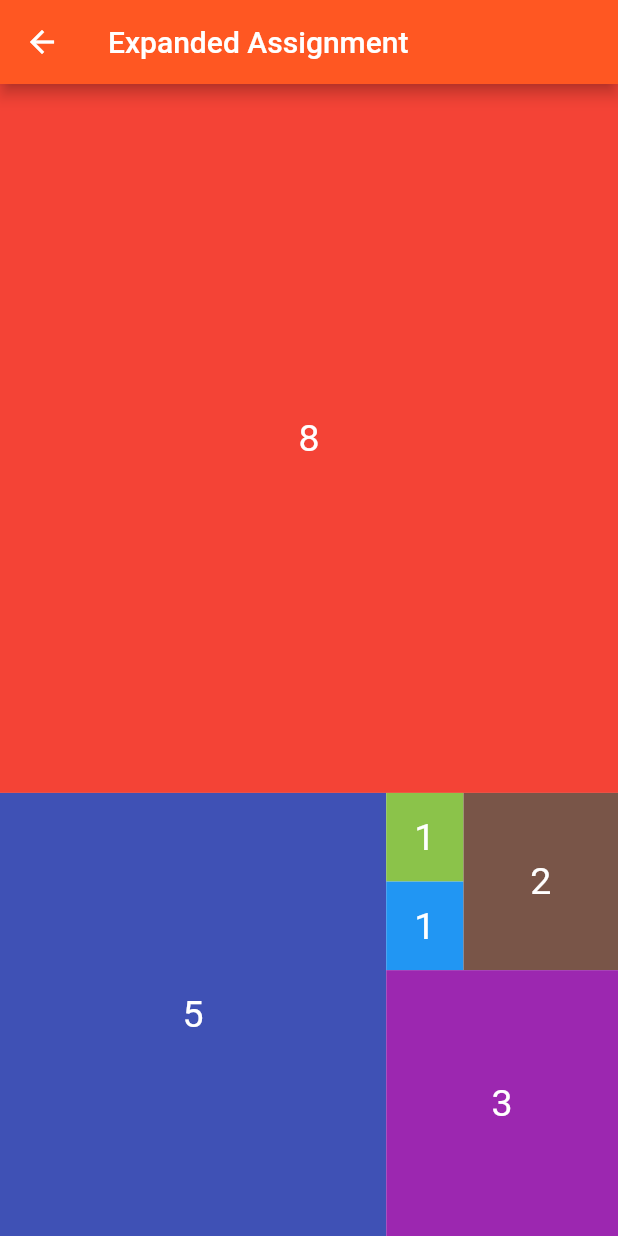
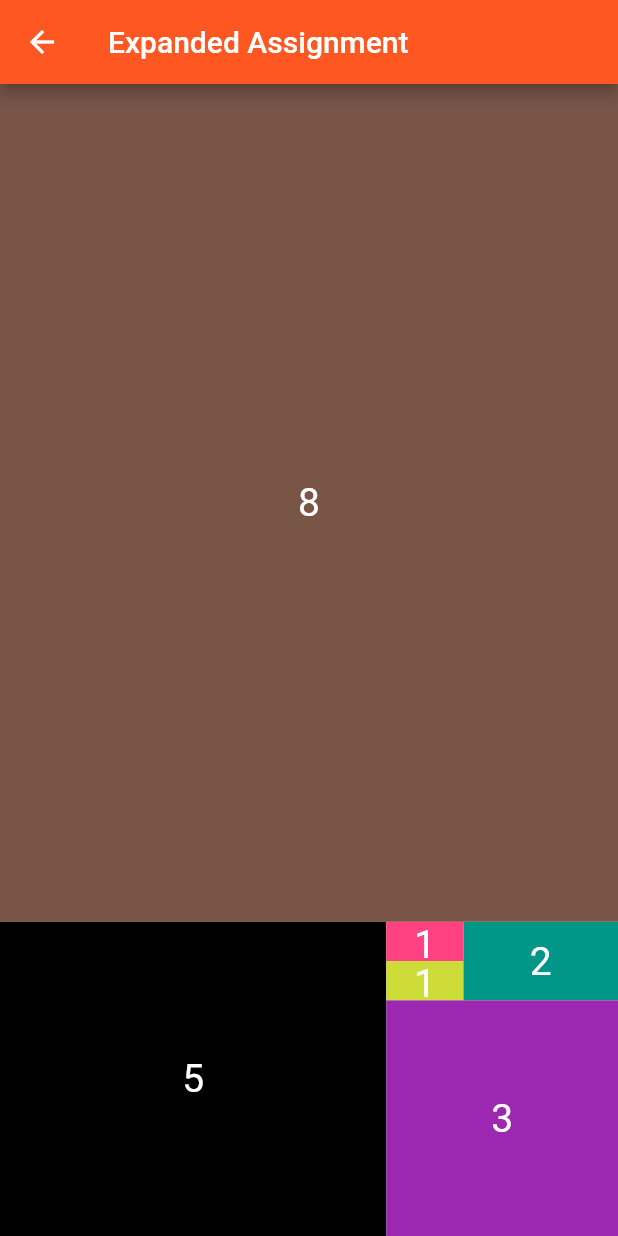
Before and after one commit to jobic10/flutter_again, a Flutter app: the ExpandedAssignment screen opened by its route, on a phone screen of 412 x 824 dp. Run offline on Flutter 3.47's test engine with Material 2 defaults, Android fonts, the phone set to English and light mode, and no system bars.

Commit message:
Tried it again from scratch

```diff
--- a/lib/app/day1/expanded2.dart
+++ b/lib/app/day1/expanded2.dart
@@ -1,4 +1,4 @@
-import 'package:flutter/material.dart';
+/*import 'package:flutter/material.dart';
 
 class ExpandedAssignment extends StatelessWidget {
   const ExpandedAssignment({Key? key}) : super(key: key);
@@ -13,7 +13,7 @@ class ExpandedAssignment extends StatelessWidget {
         children: [
           _buildBox(color: Colors.red, flex: 8),
           Expanded(
-            flex: 5,
+            flex: 4,
             child: Row(
               children: [
                 _buildBox(
@@ -72,3 +72,161 @@ Widget _buildBox({required Color color, required int flex}) {
     ),
   );
 }
+
+*
+import 'package:flutter/material.dart';
+
+class ExpandedAssignment extends StatelessWidget {
+  const ExpandedAssignment({Key? key}) : super(key: key);
+
+  @override
+  Widget build(BuildContext context) {
+    return Scaffold(
+      appBar: AppBar(
+        title: Text('Expanded Assignment'),
+      ),
+      body: Column(
+        children: [
+          _buildBox(
+            number: 8,
+            color: Colors.green,
+          ),
+          Expanded(
+            flex: 5,
+            child: Row(
+              children: [
+                _buildBox(
+                  number: 5,
+                  color: Colors.blue,
+                ),
+                Expanded(
+                  flex: 3,
+                  child: Column(
+                    children: [
+                      Row(
+                        children: [
+                          Expanded(
+                            child: Column(
+                              children: [
+                                _buildBox(
+                                  number: 1,
+                                  color: Colors.pink,
+                                ),
+                                _buildBox(
+                                  number: 1,
+                                  color: Colors.teal,
+                                ),
+                              ],
+                            ),
+                          ),
+                          _buildBox(number: 2, color: Colors.black),
+                        ],
+                      ),
+                      _buildBox(number: 3, color: Colors.brown),
+                    ],
+                  ),
+                ),
+              ],
+            ),
+          ),
+        ],
+      ),
+    );
+  }
+}
+
+Widget _buildBox({required int number, required Color color}) {
+  return Expanded(
+    flex: number,
+    child: Container(
+      constraints: BoxConstraints.expand(),
+      color: color,
+      child: Text(
+        '$number',
+        style: TextStyle(
+          color: Colors.white,
+          fontSize: 26,
+        ),
+      ),
+    ),
+  );
+}
+
+*/
+
+import 'package:flutter/material.dart';
+
+class ExpandedAssignment extends StatelessWidget {
+  const ExpandedAssignment({Key? key}) : super(key: key);
+
+  @override
+  Widget build(BuildContext context) {
+    return Scaffold(
+      appBar: AppBar(
+        title: Text('Expanded Assignment'),
+      ),
+      body: Column(
+        children: [
+          _buildBox(
+            number: 8,
+            color: Colors.brown,
+          ),
+          Expanded(
+            flex: 3,
+            child: Row(
+              children: [
+                _buildBox(
+                  number: 5,
+                  color: Colors.black,
+                ),
+                Expanded(
+                  flex: 3,
+                  child: Column(
+                    children: [
+                      Expanded(
+                        child: Row(
+                          children: [
+                            Expanded(
+                              child: Column(
+                                children: [
+                                  _buildBox(
+                                      number: 1, color: Colors.pinkAccent),
+                                  _buildBox(number: 1, color: Colors.lime),
+                                ],
+                              ),
+                            ),
+                            _buildBox(number: 2, color: Colors.teal),
+                          ],
+                        ),
+                      ),
+                      _buildBox(number: 3, color: Colors.purple),
+                    ],
+                  ),
+                ),
+              ],
+            ),
+          )
+        ],
+      ),
+    );
+  }
+}
+
+Widget _buildBox({required int number, required Color color}) {
+  return Expanded(
+    flex: number,
+    child: Container(
+      constraints: BoxConstraints.expand(),
+      color: color,
+      child: Center(
+        child: Text(
+          '$number',
+          style: TextStyle(
+            color: Colors.white,
+            fontSize: 26,
+          ),
+        ),
+      ),
+    ),
+  );
+}
```
